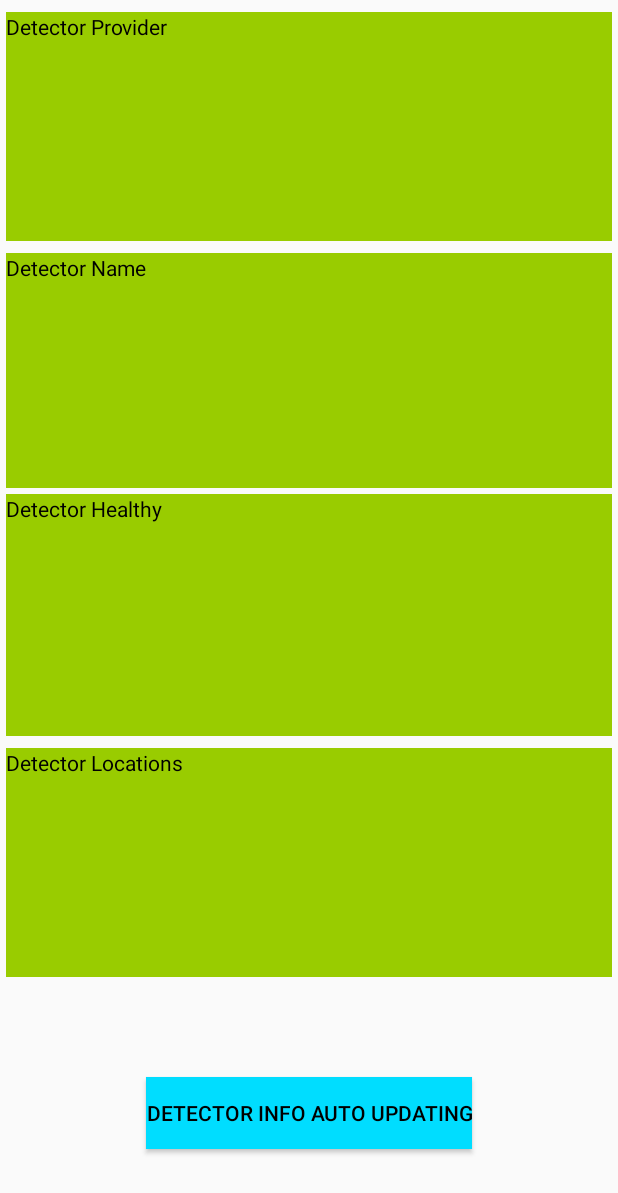
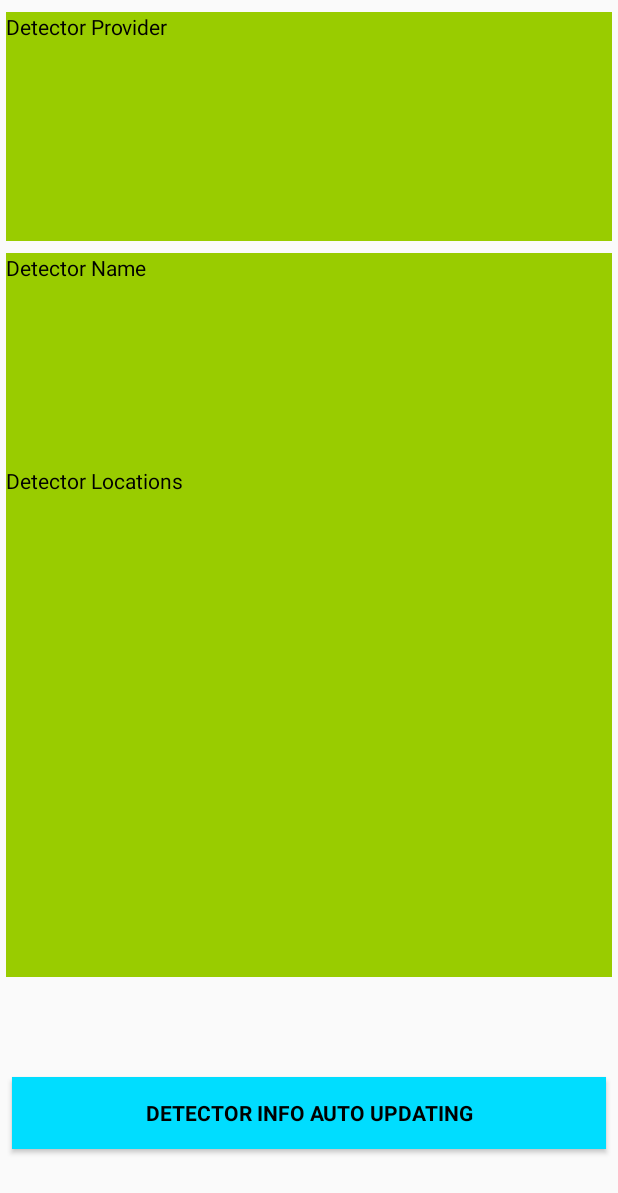
Before and after one commit to dog-dev-mel/Research-Associate-Deakin, an Android app: the layout activity_detector_page.xml on its own in the app's theme, with its tools: preview values and no code run, on a phone screen of 412 x 824 dp. Shown: the top 1193 px of the screen. Run offline under Robolectric (Android 15) with nearby library versions, the phone set to English and light mode, and no system bars.

Commit message:
Modify UI

```diff
--- a/app/src/main/res/layout/activity_detector_page.xml
+++ b/app/src/main/res/layout/activity_detector_page.xml
@@ -33,7 +33,7 @@
         android:layout_width="wrap_content"
         android:layout_height="wrap_content"
         android:orientation="horizontal"
-        app:layout_constraintGuide_percent="0.60" />
+        app:layout_constraintGuide_begin="307dp" />
 
     <android.support.constraint.Guideline
         android:id="@+id/guideline9"
@@ -59,6 +59,7 @@
         android:layout_marginBottom="4dp"
         android:background="@android:color/holo_green_light"
         android:text="@string/textview1"
+        android:typeface="sans"
         android:textColor="@android:color/background_dark"
         app:layout_constraintBottom_toTopOf="@+id/guideline6"
         app:layout_constraintEnd_toEndOf="parent"
@@ -72,34 +73,32 @@
         android:layout_marginStart="4dp"
         android:layout_marginTop="4dp"
         android:layout_marginEnd="4dp"
-        android:layout_marginBottom="4dp"
+        android:layout_marginBottom="8dp"
         android:background="@android:color/holo_green_light"
         android:text="@string/textview2"
+        android:typeface="sans"
         android:textColor="@android:color/background_dark"
         app:layout_constraintBottom_toTopOf="@+id/guideline7"
         app:layout_constraintEnd_toEndOf="parent"
-        app:layout_constraintHorizontal_bias="0.666"
         app:layout_constraintStart_toStartOf="parent"
-        app:layout_constraintTop_toTopOf="@+id/guideline6"
-        app:layout_constraintVertical_bias="0.19" />
+        app:layout_constraintTop_toTopOf="@+id/guideline6" />
 
     <TextView
         android:id="@+id/detectorHealthyInfotxt"
         android:layout_width="0dp"
         android:layout_height="0dp"
         android:layout_marginStart="4dp"
-        android:layout_marginTop="4dp"
+        android:layout_marginTop="8dp"
         android:layout_marginEnd="4dp"
         android:layout_marginBottom="4dp"
         android:background="@android:color/holo_green_light"
         android:text="@string/textview3"
+        android:typeface="sans"
         android:textColor="@android:color/background_dark"
         app:layout_constraintBottom_toTopOf="@+id/guideline8"
         app:layout_constraintEnd_toEndOf="parent"
-        app:layout_constraintHorizontal_bias="0.0"
         app:layout_constraintStart_toStartOf="parent"
-        app:layout_constraintTop_toBottomOf="@+id/detectorNametxt"
-        app:layout_constraintVertical_bias="1.0" />
+        app:layout_constraintTop_toBottomOf="@+id/detectorNametxt" />
 
     <TextView
         android:id="@+id/detectorLocationInfotxt"
@@ -111,6 +110,7 @@
         android:layout_marginBottom="8dp"
         android:background="@android:color/holo_green_light"
         android:text="@string/textview4"
+        android:typeface="sans"
         android:textColor="@android:color/background_dark"
         app:layout_constraintBottom_toTopOf="@+id/guideline9"
         app:layout_constraintEnd_toEndOf="parent"
@@ -119,7 +119,7 @@
 
     <Button
         android:id="@+id/detectorinfo_updating_btn"
-        android:layout_width="wrap_content"
+        android:layout_width="0dp"
         android:layout_height="wrap_content"
         android:layout_marginStart="8dp"
         android:layout_marginTop="8dp"
@@ -128,6 +128,8 @@
         android:background="@android:color/holo_blue_bright"
         android:text="@string/btnDetector"
         android:textColor="@android:color/background_dark"
+        android:textStyle="bold"
+        android:typeface="sans"
         app:layout_constraintBottom_toTopOf="@+id/guideline10"
         app:layout_constraintEnd_toEndOf="parent"
         app:layout_constraintStart_toStartOf="parent"
```
